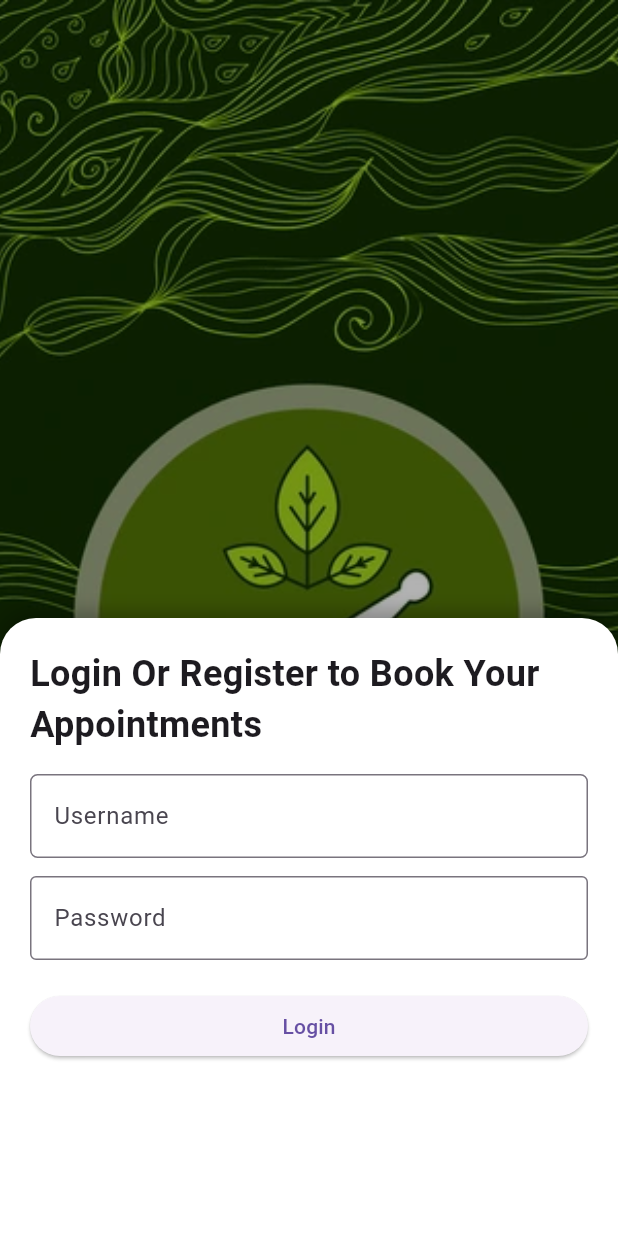
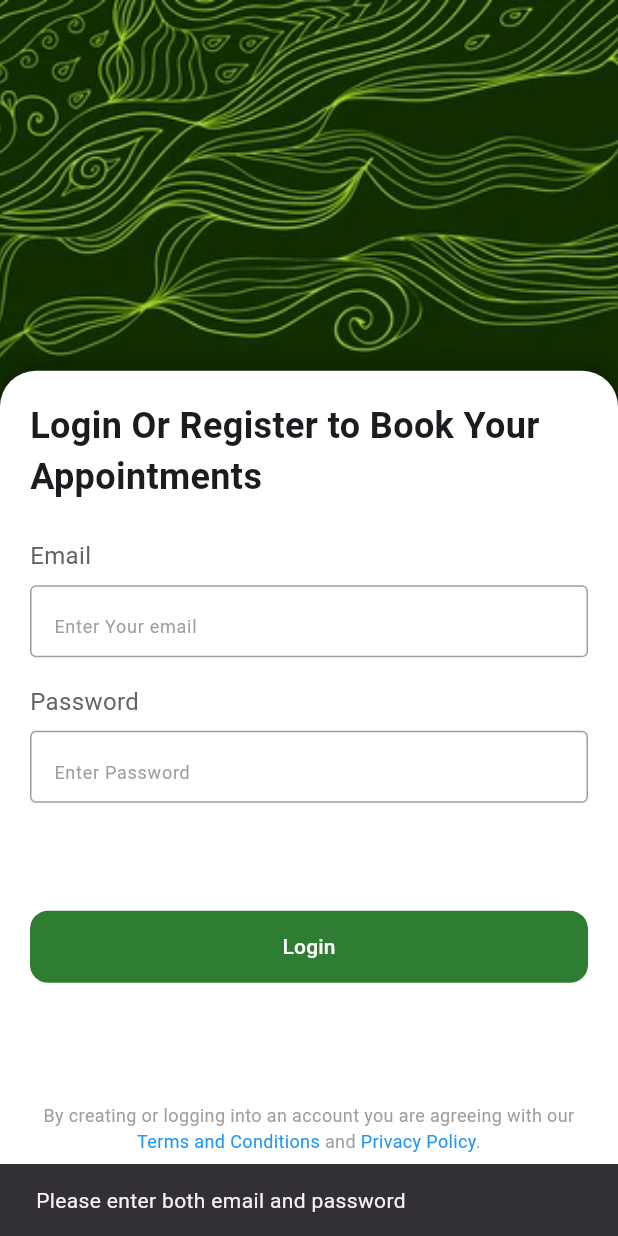
Before and after one commit to AnjuReshma/ayurvedahospital, a Flutter app: the screen it shows after launch, after a tap on "Login", on a phone screen of 412 x 824 dp. Run offline on Flutter 3.47's test engine with Material 3 defaults, Android fonts, the phone set to English and light mode, and no system bars.

Commit message:
login screen

```diff
--- /dev/null
+++ b/lib/home_screen.dart
@@ -0,0 +1,13 @@
+import 'package:flutter/material.dart';
+
+class HomeScreen extends StatelessWidget {
+  const HomeScreen({super.key});
+
+  @override
+  Widget build(BuildContext context) {
+    return Scaffold(
+      appBar: AppBar(title: Text("Home")),
+      body: Center(child: Text("Welcome to the Home Screen")),
+    );
+  }
+}
--- a/lib/login_screen.dart
+++ b/lib/login_screen.dart
@@ -1,3 +1,4 @@
+import 'package:ayurvedahospital/home_screen.dart';
 import 'package:ayurvedahospital/login_controller.dart';
 import 'package:flutter/material.dart';
 import 'package:provider/provider.dart';
@@ -8,28 +9,49 @@ class LoginScreen extends StatelessWidget {
   @override
   Widget build(BuildContext context) {
     final size = MediaQuery.of(context).size;
-    final loginState = Provider.of<Logincontroller>(context);
+    final loginController = Provider.of<Logincontroller>(context);
+    final TextEditingController emailController = TextEditingController();
+    final TextEditingController passwordController = TextEditingController();
+
+    void handleLogin() async {
+      final username = emailController.text.trim();
+      final password = passwordController.text.trim();
+
+      if (username.isEmpty || password.isEmpty) {
+        ScaffoldMessenger.of(context).showSnackBar(
+          const SnackBar(content: Text("Please enter both email and password")),
+        );
+        return;
+      }
+
+      final success = await loginController.login(username, password);
+      if (success) {
+        Navigator.pushReplacement(
+          context,
+          MaterialPageRoute(
+              builder: (_) => const HomeScreen()), // Replace with your actual Home screen
+        );
+      } else {
+        ScaffoldMessenger.of(context).showSnackBar(
+          const SnackBar(content: Text("Login failed")),
+        );
+      }
+    }
+
     return Scaffold(
       body: Stack(
         children: [
-          // Background image
           SizedBox.expand(
             child: Image.asset(
               'assets/images/ayurveda.webp',
               fit: BoxFit.cover,
             ),
           ),
-
-          // Semi-transparent dark overlay (optional)
-          Container(
-            color: Colors.black.withOpacity(0.3),
-          ),
-
           Align(
             alignment: Alignment.bottomCenter,
             child: Container(
               width: double.infinity,
-              height: size.height * 0.5,
+              height: size.height * 0.70,
               padding: const EdgeInsets.all(20),
               decoration: const BoxDecoration(
                 color: Colors.white,
@@ -42,6 +64,7 @@ class LoginScreen extends StatelessWidget {
                   )
                 ],
               ),
+              child: SingleChildScrollView(
                 child: Column(
                   crossAxisAlignment: CrossAxisAlignment.start,
                   children: [
@@ -49,35 +72,92 @@ class LoginScreen extends StatelessWidget {
                       "Login Or Register to Book Your Appointments",
                       style: TextStyle(fontSize: 24, fontWeight: FontWeight.bold),
                     ),
-                  const SizedBox(height: 16),
-                  TextFormField(
+                    const SizedBox(height: 24),
+                    Text(
+                      "Email",
+                      style: TextStyle(fontSize: 16, color: const Color.fromARGB(255, 103, 99, 99)),
+                    ),
+                    SizedBox(height: 8),
+                    SizedBox(
+                      height: 48,
+                      child: TextFormField(
+                        controller: emailController,
                         decoration: InputDecoration(
-                      labelText: "Username",
-                      border: OutlineInputBorder(
-                        borderRadius: BorderRadius.circular(5),
-                        borderSide: BorderSide(color: const Color.fromARGB(255, 203, 200, 200))
+                          hintText: "Enter Your email",
+                          hintStyle: TextStyle(color: Colors.grey, fontSize: 12),
+                          enabledBorder: OutlineInputBorder(
+                            borderSide: BorderSide(color: Colors.grey),
+                          ),
+                          focusedBorder: OutlineInputBorder(
+                            borderSide: BorderSide(color: Colors.grey),
                           ),
                         ),
                       ),
-                  const SizedBox(height: 12),
-                  TextField(
+                    ),
+                    const SizedBox(height: 18),
+                    Text(
+                      "Password",
+                      style: TextStyle(fontSize: 16, color: const Color.fromARGB(255, 103, 99, 99)),
+                    ),
+                    SizedBox(height: 8),
+                    SizedBox(
+                      height: 48,
+                      child: TextFormField(
+                        controller: passwordController,
                         obscureText: true,
                         decoration: InputDecoration(
-                      labelText: "Password",
-                      border: OutlineInputBorder(),
+                          hintText: "Enter Password",
+                          hintStyle: TextStyle(color: Colors.grey, fontSize: 12),
+                          enabledBorder: OutlineInputBorder(
+                            borderSide: BorderSide(color: Colors.grey),
+                          ),
+                          focusedBorder: OutlineInputBorder(
+                            borderSide: BorderSide(color: Colors.grey),
                           ),
                         ),
-                  const SizedBox(height: 20),
+                      ),
+                    ),
+                    SizedBox(height: 72),
                     SizedBox(
                       width: double.infinity,
-                    child: ElevatedButton(
+                      height: 48,
+                      child: FilledButton(
                         onPressed: () {
-
+                          handleLogin();
                         },
+                        style: FilledButton.styleFrom(
+                          backgroundColor: Colors.green.shade800,
+                          shape: RoundedRectangleBorder(
+                            borderRadius: BorderRadius.circular(12),
+                          ),
+                        ),
                         child: const Text("Login"),
                       ),
                     ),
+                    SizedBox(height: 80),
+                    Text.rich(
+                      TextSpan(
+                        text: 'By creating or logging into an account you are agreeing with our ',
+                        style: TextStyle(fontSize: 12, color: Colors.grey.shade500),
+                        children: [
+                          TextSpan(
+                            text: 'Terms and Conditions',
+                            style: TextStyle(color: Colors.blue),
+                          ),
+                          TextSpan(
+                            text: ' and ',
+                          ),
+                          TextSpan(
+                            text: 'Privacy Policy',
+                            style: TextStyle(color: Colors.blue),
+                          ),
+                          TextSpan(text: '.'),
                         ],
+                      ),
+                      textAlign: TextAlign.center,
+                    ),
+                  ],
+                ),
               ),
             ),
           ),
```
Lines whose indentation alone changed are shown as unchanged.
